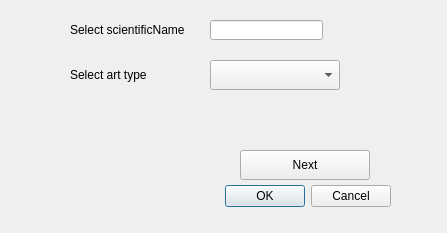
Above: Art_type.ui from albabjorkman/GIT-project before the change. Below: the same form after it.
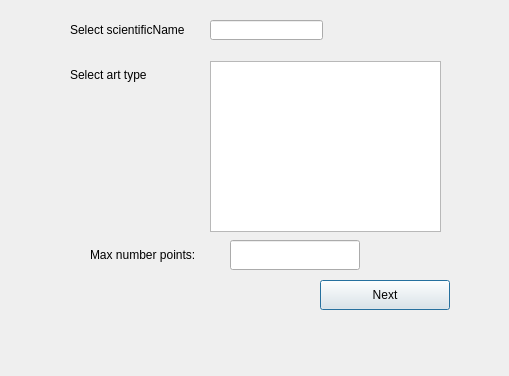
That is the form after the change.

Commit message: added on list to be able to choose several art types

The edit to the form file:
```diff
--- a/Art_type.ui
+++ b/Art_type.ui
@@ -6,81 +6,13 @@
    <rect>
     <x>0</x>
     <y>0</y>
-    <width>447</width>
-    <height>233</height>
+    <width>509</width>
+    <height>376</height>
    </rect>
   </property>
   <property name="windowTitle">
    <string>Dialog</string>
   </property>
-  <widget class="QDialogButtonBox" name="buttonBox">
-   <property name="geometry">
-    <rect>
-     <x>50</x>
-     <y>180</y>
-     <width>341</width>
-     <height>32</height>
-    </rect>
-   </property>
-   <property name="orientation">
-    <enum>Qt::Horizontal</enum>
-   </property>
-   <property name="standardButtons">
-    <set>QDialogButtonBox::Cancel|QDialogButtonBox::Ok</set>
-   </property>
-  </widget>
-  <widget class="QComboBox" name="artType">
-   <property name="geometry">
-    <rect>
-     <x>210</x>
-     <y>60</y>
-     <width>130</width>
-     <height>30</height>
-    </rect>
-   </property>
-   <property name="editable">
-    <bool>false</bool>
-   </property>
-   <property name="currentIndex">
-    <number>-1</number>
-   </property>
-  </widget>
-  <widget class="QLabel" name="lableAreaType">
-   <property name="geometry">
-    <rect>
-     <x>70</x>
-     <y>60</y>
-     <width>130</width>
-     <height>30</height>
-    </rect>
-   </property>
-   <property name="text">
-    <string>Select art type</string>
-   </property>
-  </widget>
-  <widget class="QPushButton" name="loadDataButton">
-   <property name="geometry">
-    <rect>
-     <x>240</x>
-     <y>150</y>
-     <width>130</width>
-     <height>30</height>
-    </rect>
-   </property>
-   <property name="text">
-    <string>Next</string>
-   </property>
-  </widget>
-  <widget class="QLineEdit" name="scientificName">
-   <property name="geometry">
-    <rect>
-     <x>210</x>
-     <y>20</y>
-     <width>113</width>
-     <height>20</height>
-    </rect>
-   </property>
-  </widget>
   <widget class="QLabel" name="lableAreaType_2">
    <property name="geometry">
     <rect>
@@ -94,6 +26,75 @@
     <string>Select scientificName</string>
    </property>
   </widget>
+  <widget class="QLineEdit" name="scientificName">
+   <property name="geometry">
+    <rect>
+     <x>210</x>
+     <y>20</y>
+     <width>113</width>
+     <height>20</height>
+    </rect>
+   </property>
+  </widget>
+  <widget class="QLabel" name="lableAreaType">
+   <property name="geometry">
+    <rect>
+     <x>70</x>
+     <y>60</y>
+     <width>130</width>
+     <height>30</height>
+    </rect>
+   </property>
+   <property name="text">
+    <string>Select art type</string>
+   </property>
+  </widget>
+  <widget class="QLabel" name="maxNbr_artLabel">
+   <property name="geometry">
+    <rect>
+     <x>90</x>
+     <y>240</y>
+     <width>130</width>
+     <height>30</height>
+    </rect>
+   </property>
+   <property name="text">
+    <string>Max number points:</string>
+   </property>
+  </widget>
+  <widget class="QLineEdit" name="maxNbr_art">
+   <property name="geometry">
+    <rect>
+     <x>230</x>
+     <y>240</y>
+     <width>130</width>
+     <height>30</height>
+    </rect>
+   </property>
+  </widget>
+  <widget class="QPushButton" name="loadDataButton">
+   <property name="geometry">
+    <rect>
+     <x>320</x>
+     <y>280</y>
+     <width>130</width>
+     <height>30</height>
+    </rect>
+   </property>
+   <property name="text">
+    <string>Next</string>
+   </property>
+  </widget>
+  <widget class="QListWidget" name="artType">
+   <property name="geometry">
+    <rect>
+     <x>210</x>
+     <y>61</y>
+     <width>231</width>
+     <height>171</height>
+    </rect>
+   </property>
+  </widget>
  </widget>
  <resources/>
  <connections>
```
Left out of the diff: 35 changed lines with no effect on the pictures. The commit also changes 6 other files.
